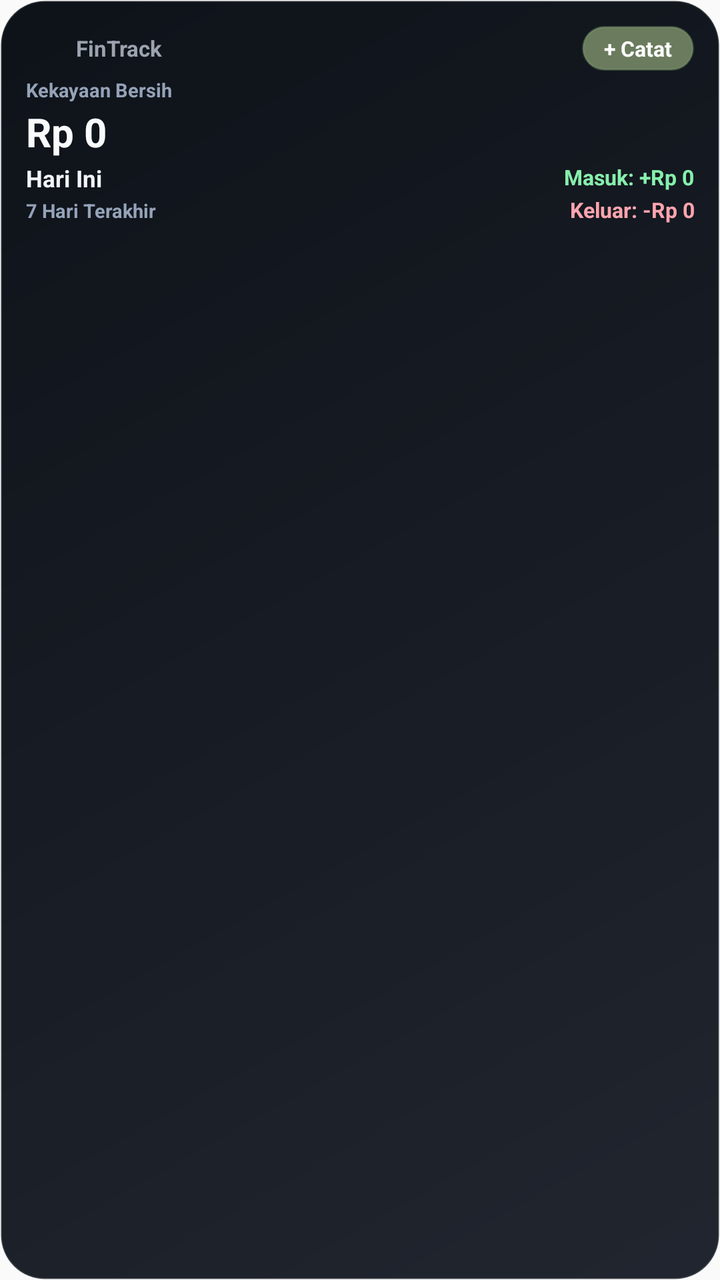
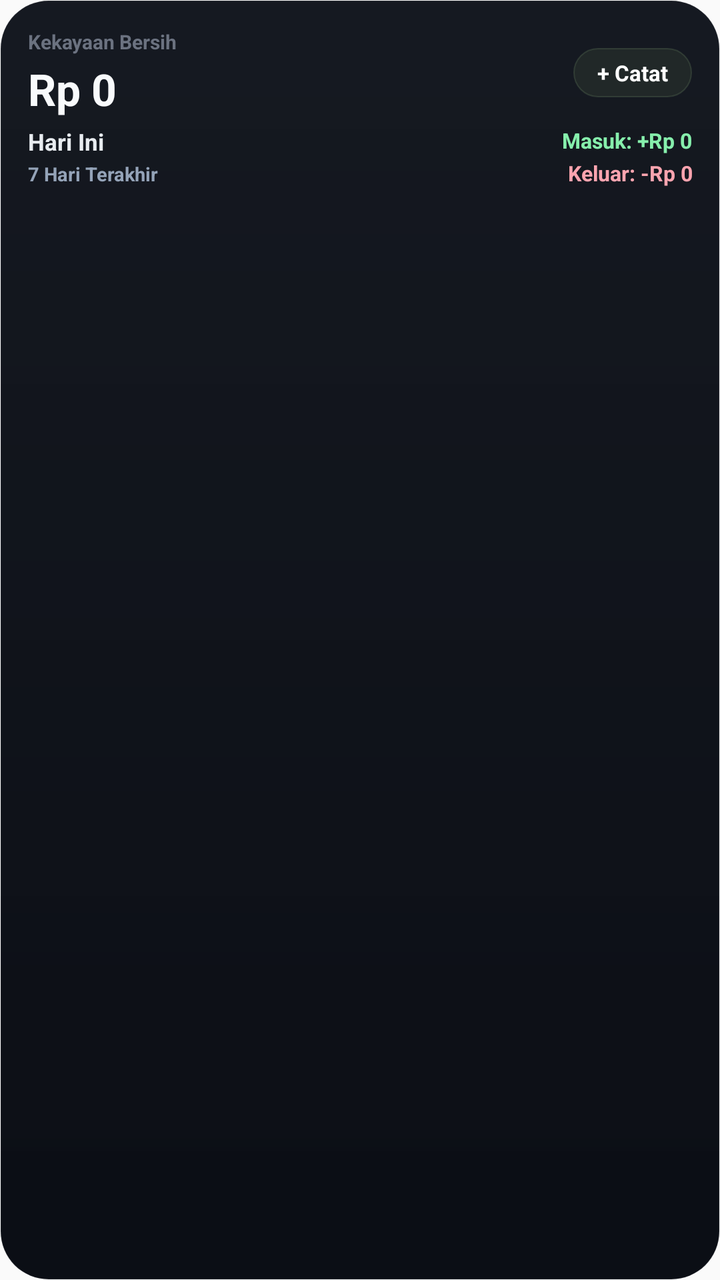

The first picture is an Android layout as it rendered before a commit; the second is the same layout after the commit. The layout source and the unified diff follow.
<!-- AndroidManifest.xml: application theme AppTheme -->
<!-- res/layout/widget_fintrack_balance.xml -->
<?xml version="1.0" encoding="utf-8"?>
<LinearLayout xmlns:android="http://schemas.android.com/apk/res/android"
    android:id="@+id/widget_container"
    android:layout_width="match_parent"
    android:layout_height="match_parent"
    android:background="@drawable/widget_bg"
    android:orientation="vertical"
    android:padding="13dp">

    
    <LinearLayout
        android:layout_width="match_parent"
        android:layout_height="wrap_content"
        android:gravity="center_vertical"
        android:orientation="horizontal">

        <ImageView
            android:layout_width="18dp"
            android:layout_height="18dp"
            android:src="@mipmap/ic_launcher"
            android:contentDescription="@string/app_name" />

        <TextView
            android:layout_width="0dp"
            android:layout_height="wrap_content"
            android:layout_marginStart="7dp"
            android:layout_weight="1"
            android:text="FinTrack"
            android:textColor="#9CA3AF"
            android:textSize="11sp"
            android:textStyle="bold" />

        <TextView
            android:id="@+id/widget_btn_add"
            android:layout_width="wrap_content"
            android:layout_height="wrap_content"
            android:background="@drawable/widget_btn_bg"
            android:paddingStart="11dp"
            android:paddingTop="4dp"
            android:paddingEnd="11dp"
            android:paddingBottom="4dp"
            android:text="+ Catat"
            android:textColor="#FFFFFF"
            android:textSize="10.5sp"
            android:textStyle="bold" />
    </LinearLayout>

    
    <TextView
        android:id="@+id/widget_balance_label"
        android:layout_width="wrap_content"
        android:layout_height="wrap_content"
        android:layout_marginTop="3dp"
        android:text="Kekayaan Bersih"
        android:textColor="#94A3B8"
        android:textSize="9.5sp"
        android:textStyle="bold" />

    <LinearLayout
        android:layout_width="match_parent"
        android:layout_height="wrap_content"
        android:gravity="center_vertical"
        android:orientation="horizontal"
        android:layout_marginTop="1dp">

        <TextView
            android:id="@+id/widget_total_balance"
            android:layout_width="wrap_content"
            android:layout_height="wrap_content"
            android:maxLines="1"
            android:ellipsize="end"
            android:text="Rp 0"
            android:textColor="#F8FAFC"
            android:textSize="20sp"
            android:textStyle="bold" />

        <TextView
            android:id="@+id/widget_today_net"
            android:layout_width="wrap_content"
            android:layout_height="wrap_content"
            android:layout_marginStart="8dp"
            android:maxLines="1"
            android:ellipsize="end"
            android:text="+Rp 0"
            android:textColor="#86EFAC"
            android:textSize="12sp"
            android:textStyle="bold"
            android:visibility="gone" />
    </LinearLayout>

    
    <ImageView
        android:id="@+id/widget_sparkline"
        android:layout_width="match_parent"
        android:layout_height="0dp"
        android:layout_weight="1"
        android:layout_marginTop="2dp"
        android:layout_marginBottom="2dp"
        android:scaleType="fitXY"
        android:visibility="gone"
        android:contentDescription="Tren Kekayaan Bersih" />

    
    <LinearLayout
        android:layout_width="match_parent"
        android:layout_height="wrap_content"
        android:layout_marginTop="2dp"
        android:gravity="center_vertical"
        android:orientation="horizontal">

        
        <LinearLayout
            android:layout_width="0dp"
            android:layout_height="wrap_content"
            android:layout_weight="1"
            android:gravity="start|center_vertical"
            android:orientation="vertical">

            <TextView
                android:id="@+id/widget_date_text"
                android:layout_width="wrap_content"
                android:layout_height="wrap_content"
                android:maxLines="1"
                android:ellipsize="end"
                android:text="Hari Ini"
                android:textColor="#F1F5F9"
                android:textSize="11.5sp"
                android:textStyle="bold" />

            <TextView
                android:id="@+id/widget_period_label"
                android:layout_width="wrap_content"
                android:layout_height="wrap_content"
                android:layout_marginTop="1.5dp"
                android:maxLines="1"
                android:ellipsize="end"
                android:text="7 Hari Terakhir"
                android:textColor="#94A3B8"
                android:textSize="9.5sp"
                android:textStyle="bold" />
        </LinearLayout>

        
        <LinearLayout
            android:layout_width="wrap_content"
            android:layout_height="wrap_content"
            android:gravity="end|center_vertical"
            android:orientation="vertical">

            <TextView
                android:id="@+id/widget_income_text"
                android:layout_width="wrap_content"
                android:layout_height="wrap_content"
                android:gravity="end"
                android:maxLines="1"
                android:ellipsize="end"
                android:text="Masuk: +Rp 0"
                android:textColor="#86EFAC"
                android:textSize="10.5sp"
                android:textStyle="bold" />

            <TextView
                android:id="@+id/widget_expense_text"
                android:layout_width="wrap_content"
                android:layout_height="wrap_content"
                android:layout_marginTop="2dp"
                android:gravity="end"
                android:maxLines="1"
                android:ellipsize="end"
                android:text="Keluar: -Rp 0"
                android:textColor="#FDA4AF"
                android:textSize="10.5sp"
                android:textStyle="bold" />
        </LinearLayout>
    </LinearLayout>

</LinearLayout>
<!-- resources referenced by this layout -->
<resources>
  <!-- drawable widget_bg (drawable) -->
  <?xml version="1.0" encoding="utf-8"?>
  <shape xmlns:android="http://schemas.android.com/apk/res/android"
      android:shape="rectangle">
      <gradient
          android:startColor="#F0131822"
          android:endColor="#FA090D14"
          android:angle="135" />
      <corners android:radius="22dp" />
      <stroke
          android:width="1dp"
          android:color="#26FFFFFF" />
  </shape>
  <!-- drawable widget_btn_bg (drawable) -->
  <?xml version="1.0" encoding="utf-8"?>
  <shape xmlns:android="http://schemas.android.com/apk/res/android"
      android:shape="rectangle">
      <solid android:color="#6B7C5E" />
      <corners android:radius="14dp" />
      <stroke
          android:width="1dp"
          android:color="#4D86A879" />
  </shape>
  <!-- mipmap ic_launcher (mipmap-anydpi-v26) -->
  <?xml version="1.0" encoding="utf-8"?>
  <adaptive-icon xmlns:android="http://schemas.android.com/apk/res/android">
      <background android:drawable="@color/ic_launcher_background"/>
      <foreground android:drawable="@drawable/ic_launcher_foreground"/>
  </adaptive-icon>
  <string name="app_name">FinTrack</string>
  <style name="AppTheme" parent="Theme.AppCompat.Light.DarkActionBar">
          
          <item name="colorPrimary">@color/colorPrimary</item>
          <item name="colorPrimaryDark">@color/colorPrimaryDark</item>
          <item name="colorAccent">@color/colorAccent</item>
      </style>
  <color name="ic_launcher_background">#18221B</color>
  <!-- drawable ic_launcher_foreground (drawable-v24) -->
  <vector xmlns:android="http://schemas.android.com/apk/res/android"
      android:width="108dp"
      android:height="108dp"
      android:viewportWidth="108"
      android:viewportHeight="108">
      
      <path
          android:fillColor="#4C6B54"
          android:pathData="M30.5,63 L37.5,63 C38.88,63 40,64.12 40,65.5 L40,75.5 C40,76.88 38.88,78 37.5,78 L30.5,78 C29.12,78 28,76.88 28,75.5 L28,65.5 C28,64.12 29.12,63 30.5,63 Z" />
      
      <path
          android:fillColor="#8AA68F"
          android:pathData="M50.5,51 L57.5,51 C58.88,51 60,52.12 60,53.5 L60,75.5 C60,76.88 58.88,78 57.5,78 L50.5,78 C49.12,78 48,76.88 48,75.5 L48,53.5 C48,52.12 49.12,51 50.5,51 Z" />
      
      <path
          android:fillColor="#A15A42"
          android:pathData="M70.5,34 L77.5,34 C78.88,34 80,35.12 80,36.5 L80,75.5 C80,76.88 78.88,78 77.5,78 L70.5,78 C69.12,78 68,76.88 68,75.5 L68,36.5 C68,35.12 69.12,34 70.5,34 Z" />
      
      <path
          android:fillColor="#F3EEE2"
          android:pathData="M74,34 L80,34 L80,40 Z" />
  </vector>
  <color name="colorPrimary">#0F1218</color>
  <color name="colorPrimaryDark">#0B0F1A</color>
  <color name="colorAccent">#6B7C5E</color>
</resources>

<!-- the commit's change to res/layout/widget_fintrack_balance.xml (unified diff, before → after) -->
@@ -5,7 +5,7 @@
     android:layout_height="match_parent"
     android:background="@drawable/widget_bg"
     android:orientation="vertical"
-    android:padding="13dp">
+    android:padding="14dp">
 
     
     <LinearLayout
@@ -14,78 +14,70 @@
         android:gravity="center_vertical"
         android:orientation="horizontal">
 
-        <ImageView
-            android:layout_width="18dp"
-            android:layout_height="18dp"
-            android:src="@mipmap/ic_launcher"
-            android:contentDescription="@string/app_name" />
-
-        <TextView
+        
+        <LinearLayout
             android:layout_width="0dp"
             android:layout_height="wrap_content"
-            android:layout_marginStart="7dp"
             android:layout_weight="1"
-            android:text="FinTrack"
-            android:textColor="#9CA3AF"
-            android:textSize="11sp"
-            android:textStyle="bold" />
+            android:gravity="start|center_vertical"
+            android:orientation="vertical">
 
+            <TextView
+                android:id="@+id/widget_balance_label"
+                android:layout_width="wrap_content"
+                android:layout_height="wrap_content"
+                android:text="Kekayaan Bersih"
+                android:textColor="#6B7280"
+                android:textSize="10sp"
+                android:textStyle="bold" />
+
+            <LinearLayout
+                android:layout_width="wrap_content"
+                android:layout_height="wrap_content"
+                android:layout_marginTop="2dp"
+                android:gravity="center_vertical"
+                android:orientation="horizontal">
+
+                <TextView
+                    android:id="@+id/widget_total_balance"
+                    android:layout_width="wrap_content"
+                    android:layout_height="wrap_content"
+                    android:maxLines="1"
+                    android:ellipsize="end"
+                    android:text="Rp 0"
+                    android:textColor="#F8FAFC"
+                    android:textSize="22sp"
+                    android:textStyle="bold" />
+
+                <TextView
+                    android:id="@+id/widget_today_net"
+                    android:layout_width="wrap_content"
+                    android:layout_height="wrap_content"
+                    android:layout_marginStart="8dp"
+                    android:maxLines="1"
+                    android:ellipsize="end"
+                    android:text="+Rp 0"
+                    android:textColor="#86EFAC"
+                    android:textSize="12sp"
+                    android:textStyle="bold"
+                    android:visibility="gone" />
+            </LinearLayout>
+        </LinearLayout>
+
+        
         <TextView
             android:id="@+id/widget_btn_add"
             android:layout_width="wrap_content"
             android:layout_height="wrap_content"
             android:background="@drawable/widget_btn_bg"
-            android:paddingStart="11dp"
-            android:paddingTop="4dp"
-            android:paddingEnd="11dp"
-            android:paddingBottom="4dp"
+            android:paddingStart="12dp"
+            android:paddingTop="5dp"
+            android:paddingEnd="12dp"
+            android:paddingBottom="5dp"
             android:text="+ Catat"
             android:textColor="#FFFFFF"
-            android:textSize="10.5sp"
+            android:textSize="11sp"
             android:textStyle="bold" />
-    </LinearLayout>
-
-    
-    <TextView
-        android:id="@+id/widget_balance_label"
-        android:layout_width="wrap_content"
-        android:layout_height="wrap_content"
-        android:layout_marginTop="3dp"
-        android:text="Kekayaan Bersih"
-        android:textColor="#94A3B8"
-        android:textSize="9.5sp"
-        android:textStyle="bold" />
-
-    <LinearLayout
-        android:layout_width="match_parent"
-        android:layout_height="wrap_content"
-        android:gravity="center_vertical"
-        android:orientation="horizontal"
-        android:layout_marginTop="1dp">
-
-        <TextView
-            android:id="@+id/widget_total_balance"
-            android:layout_width="wrap_content"
-            android:layout_height="wrap_content"
-            android:maxLines="1"
-            android:ellipsize="end"
-            android:text="Rp 0"
-            android:textColor="#F8FAFC"
-            android:textSize="20sp"
-            android:textStyle="bold" />
-
-        <TextView
-            android:id="@+id/widget_today_net"
-            android:layout_width="wrap_content"
-            android:layout_height="wrap_content"
-            android:layout_marginStart="8dp"
-            android:maxLines="1"
-            android:ellipsize="end"
-            android:text="+Rp 0"
-            android:textColor="#86EFAC"
-            android:textSize="12sp"
-            android:textStyle="bold"
-            android:visibility="gone" />
     </LinearLayout>
 
     
@@ -94,8 +86,8 @@
         android:layout_width="match_parent"
         android:layout_height="0dp"
         android:layout_weight="1"
-        android:layout_marginTop="2dp"
-        android:layout_marginBottom="2dp"
+        android:layout_marginTop="4dp"
+        android:layout_marginBottom="4dp"
         android:scaleType="fitXY"
         android:visibility="gone"
         android:contentDescription="Tren Kekayaan Bersih" />
@@ -104,7 +96,7 @@
     <LinearLayout
         android:layout_width="match_parent"
         android:layout_height="wrap_content"
-        android:layout_marginTop="2dp"
+        android:layout_marginTop="4dp"
         android:gravity="center_vertical"
         android:orientation="horizontal">
 
@@ -123,7 +115,7 @@
                 android:maxLines="1"
                 android:ellipsize="end"
                 android:text="Hari Ini"
-                android:textColor="#F1F5F9"
+                android:textColor="#E8ECF0"
                 android:textSize="11.5sp"
                 android:textStyle="bold" />
 
<!-- resource entries referenced after the edit -->
@@ -5,61 +5,30 @@
   <shape xmlns:android="http://schemas.android.com/apk/res/android"
       android:shape="rectangle">
       <gradient
-          android:startColor="#F0131822"
-          android:endColor="#FA090D14"
-          android:angle="135" />
-      <corners android:radius="22dp" />
+          android:startColor="#F50C1018"
+          android:endColor="#FA060910"
+          android:angle="155" />
+      <corners android:radius="24dp" />
       <stroke
-          android:width="1dp"
-          android:color="#26FFFFFF" />
+          android:width="0.8dp"
+          android:color="#14FFFFFF" />
   </shape>
   <!-- drawable widget_btn_bg (drawable) -->
   <?xml version="1.0" encoding="utf-8"?>
   <shape xmlns:android="http://schemas.android.com/apk/res/android"
       android:shape="rectangle">
-      <solid android:color="#6B7C5E" />
-      <corners android:radius="14dp" />
+      <solid android:color="#3D4A5740" />
+      <corners android:radius="12dp" />
       <stroke
-          android:width="1dp"
-          android:color="#4D86A879" />
+          android:width="0.8dp"
+          android:color="#3386A879" />
   </shape>
-  <!-- mipmap ic_launcher (mipmap-anydpi-v26) -->
-  <?xml version="1.0" encoding="utf-8"?>
-  <adaptive-icon xmlns:android="http://schemas.android.com/apk/res/android">
-      <background android:drawable="@color/ic_launcher_background"/>
-      <foreground android:drawable="@drawable/ic_launcher_foreground"/>
-  </adaptive-icon>
-  <string name="app_name">FinTrack</string>
   <style name="AppTheme" parent="Theme.AppCompat.Light.DarkActionBar">
           
           <item name="colorPrimary">@color/colorPrimary</item>
           <item name="colorPrimaryDark">@color/colorPrimaryDark</item>
           <item name="colorAccent">@color/colorAccent</item>
       </style>
-  <color name="ic_launcher_background">#18221B</color>
-  <!-- drawable ic_launcher_foreground (drawable-v24) -->
-  <vector xmlns:android="http://schemas.android.com/apk/res/android"
-      android:width="108dp"
-      android:height="108dp"
-      android:viewportWidth="108"
-      android:viewportHeight="108">
-      
-      <path
-          android:fillColor="#4C6B54"
-          android:pathData="M30.5,63 L37.5,63 C38.88,63 40,64.12 40,65.5 L40,75.5 C40,76.88 38.88,78 37.5,78 L30.5,78 C29.12,78 28,76.88 28,75.5 L28,65.5 C28,64.12 29.12,63 30.5,63 Z" />
-      
-      <path
-          android:fillColor="#8AA68F"
-          android:pathData="M50.5,51 L57.5,51 C58.88,51 60,52.12 60,53.5 L60,75.5 C60,76.88 58.88,78 57.5,78 L50.5,78 C49.12,78 48,76.88 48,75.5 L48,53.5 C48,52.12 49.12,51 50.5,51 Z" />
-      
-      <path
-          android:fillColor="#A15A42"
-          android:pathData="M70.5,34 L77.5,34 C78.88,34 80,35.12 80,36.5 L80,75.5 C80,76.88 78.88,78 77.5,78 L70.5,78 C69.12,78 68,76.88 68,75.5 L68,36.5 C68,35.12 69.12,34 70.5,34 Z" />
-      
-      <path
-          android:fillColor="#F3EEE2"
-          android:pathData="M74,34 L80,34 L80,40 Z" />
-  </vector>
   <color name="colorPrimary">#0F1218</color>
   <color name="colorPrimaryDark">#0B0F1A</color>
   <color name="colorAccent">#6B7C5E</color>
